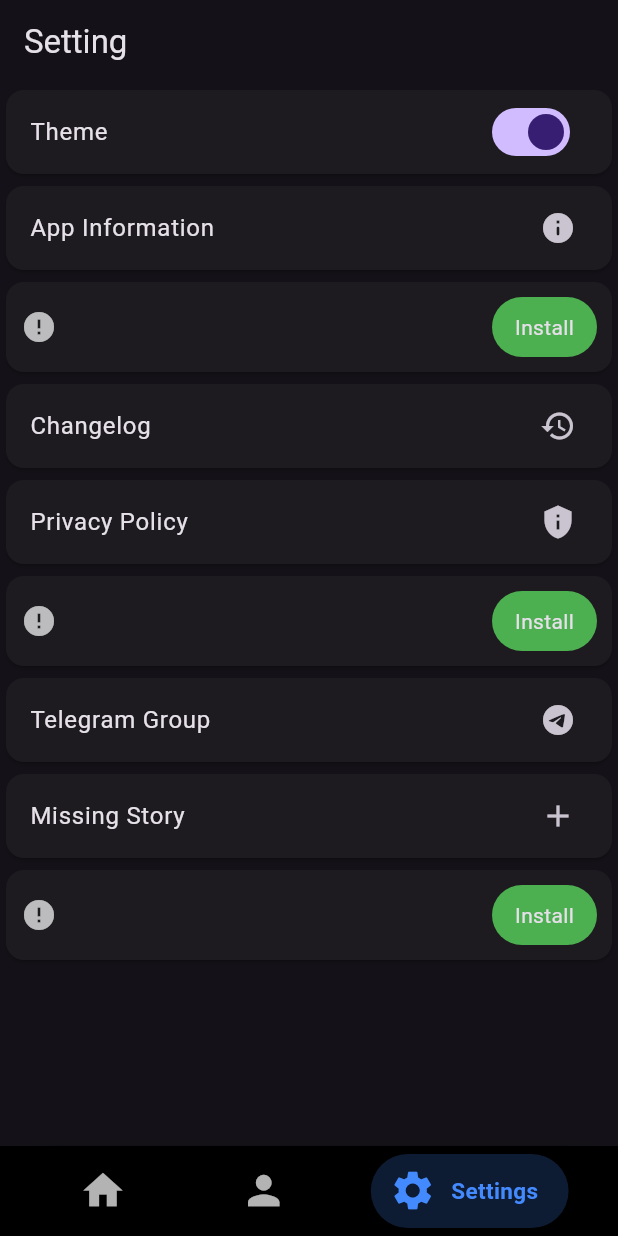
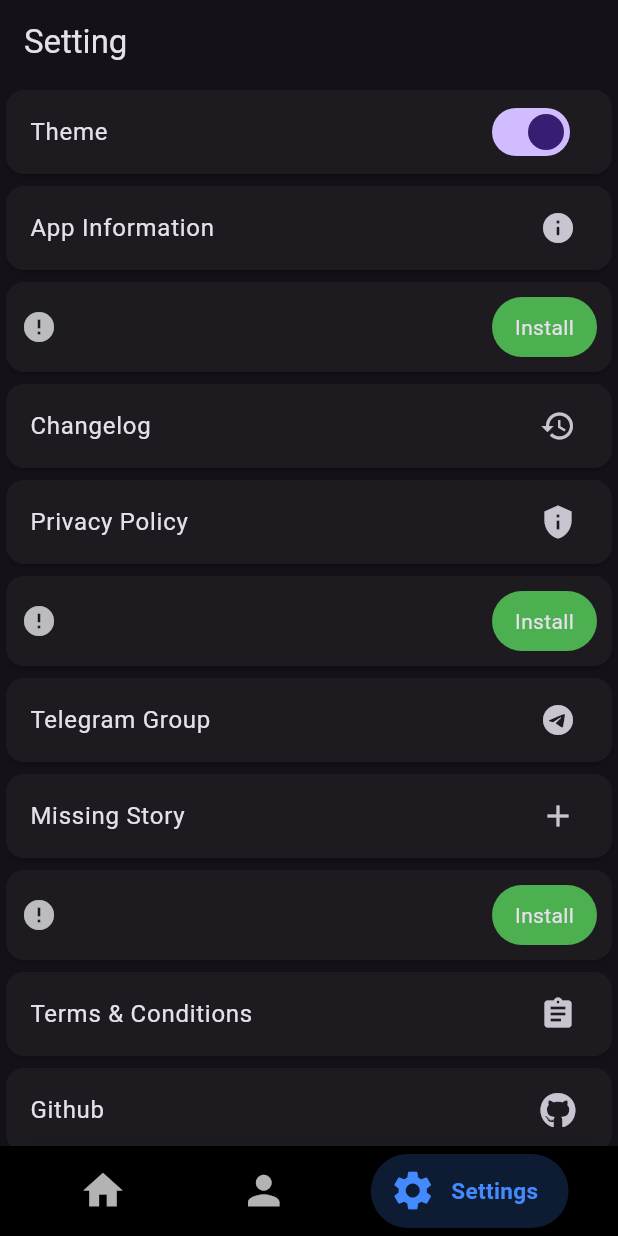
Before and after one commit to FlutterWorks/bookify_audio, a Flutter app: the screen it shows after launch, item 3 of the bottom bar chosen, on a phone screen of 412 x 824 dp. Run offline on Flutter 3.47's test engine with Material 3 defaults, Android fonts, the phone set to English and light mode, and no system bars; drawn by our look-alikes of cached_network_image; our stand-ins replace assets_audio_player, auto_size_text, carousel_slider, cloud_firestore, connectivity_plus, firebase_analytics and 6 more; missing offline and left inert: feedback, flutter_email_sender, quick_actions, search_page, youtube_explode_dart; accounts and stored records are empty; generated files the repository leaves out were written again; network calls fail.

Commit message:
same change and update

```diff
--- a/lib/page/setting/screen/setting.dart
+++ b/lib/page/setting/screen/setting.dart
@@ -1,6 +1,7 @@
 // ignore_for_file: deprecated_member_use
 
 import 'package:flutter/material.dart';
+import 'package:font_awesome_flutter/font_awesome_flutter.dart';
 import 'package:provider/provider.dart';
 import 'package:test/page/setting/screen/app_information_page.dart';
 import 'package:test/page/setting/screen/change_log_page.dart';
@@ -49,7 +50,8 @@ class _SettingPageState extends State<SettingPage> {
       // bottomNavigationBar: bannerAds != null
       //     ? SizedBox(height: 60, child: StartAppBanner(bannerAds!))
       //     : const SizedBox(),
-      body: Column(
+      body: SingleChildScrollView(
+        child: Column(
           children: [
             Card(
               child: ListTile(
@@ -76,8 +78,7 @@ class _SettingPageState extends State<SettingPage> {
               ),
             ),
             const BookifyAds(
-            apiUrl:
-                'https://apon06.github.io/bookify_api/ads/setting_1.json',
+              apiUrl: 'https://apon06.github.io/bookify_api/ads/setting_1.json',
             ),
             Card(
               child: ListTile(
@@ -122,8 +123,7 @@ class _SettingPageState extends State<SettingPage> {
               ),
             ),
             const BookifyAds(
-            apiUrl:
-                'https://apon06.github.io/bookify_api/ads/setting_2.json',
+              apiUrl: 'https://apon06.github.io/bookify_api/ads/setting_2.json',
             ),
 
             Card(
@@ -155,10 +155,41 @@ class _SettingPageState extends State<SettingPage> {
               ),
             ),
             const BookifyAds(
-            apiUrl:
-                'https://apon06.github.io/bookify_api/ads/setting_3.json',
+              apiUrl: 'https://apon06.github.io/bookify_api/ads/setting_3.json',
+            ),
+            Card(
+              child: ListTile(
+                onTap: () async {
+                  String privacyUrl =
+                      'https://sites.google.com/view/bookify-term/home';
+                  final Uri url = Uri.parse(privacyUrl);
+                  if (await canLaunch(url.toString())) {
+                    await launch(url.toString());
+                  } else {
+                    await launch(url.toString());
+                  }
+                },
+                title: const Text('Terms & Conditions'),
+                trailing: const Icon(Icons.assignment),
+              ),
+            ),
+            Card(
+              child: ListTile(
+                onTap: () async {
+                  String privacyUrl = 'https://github.com/apon06';
+                  final Uri url = Uri.parse(privacyUrl);
+                  if (await canLaunch(url.toString())) {
+                    await launch(url.toString());
+                  } else {
+                    await launch(url.toString());
+                  }
+                },
+                title: const Text('Github'),
+                trailing: const Icon(FontAwesomeIcons.github),
+              ),
             ),
           ],
+        ),
       ),
     );
   }
--- a/pubspec.yaml
+++ b/pubspec.yaml
@@ -23,6 +23,7 @@ dependencies:
     sdk: flutter
   flutter_email_sender: ^6.0.3
   flutter_markdown: ^0.6.20
+  font_awesome_flutter: ^10.7.0
   hexcolor: ^3.0.1
   http: ^1.2.0
   icons_launcher: ^3.0.0
```
Also changed, not shown: pubspec.lock, 1 other file. Lines whose indentation alone changed are shown as unchanged.
